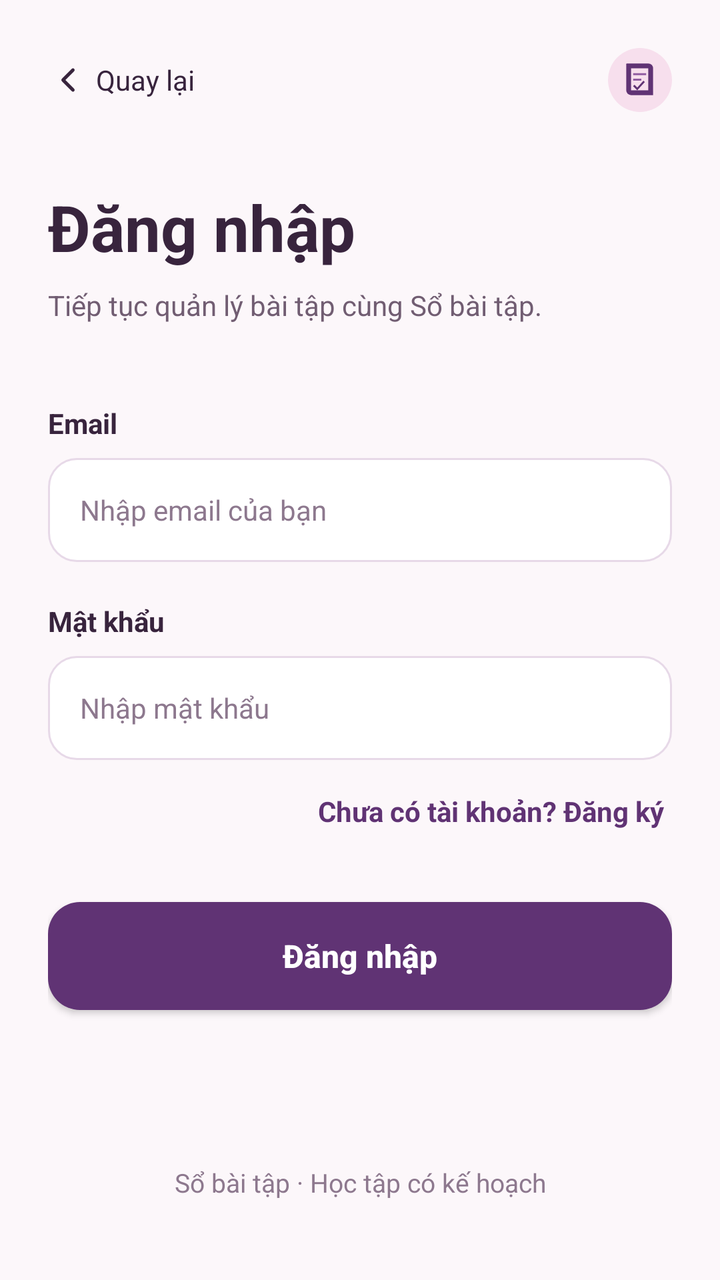
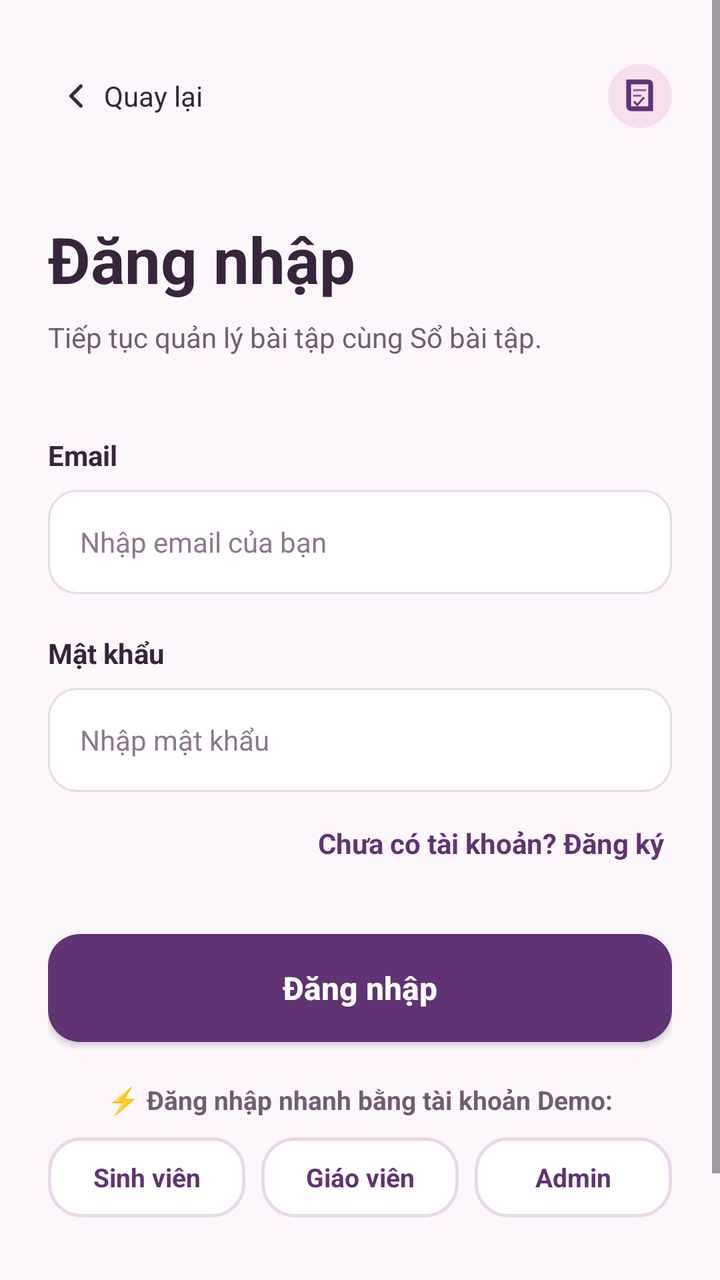

Screens rendered from an Android XML layout before and after an edit, with the pre-edit source and the edit as a unified diff.
<!-- AndroidManifest.xml: application theme Theme.QuanLyBaiTapSinhVien -->
<!-- res/layout/activity_login.xml -->
<?xml version="1.0" encoding="utf-8"?>
<ScrollView xmlns:android="http://schemas.android.com/apk/res/android"
    xmlns:app="http://schemas.android.com/apk/res-auto"
    xmlns:tools="http://schemas.android.com/tools"
    android:layout_width="match_parent"
    android:layout_height="match_parent"
    android:background="@color/bg_screen"
    android:fillViewport="true"
    tools:context=".LoginActivity">

    <androidx.constraintlayout.widget.ConstraintLayout
        android:layout_width="match_parent"
        android:layout_height="wrap_content"
        android:padding="24dp">

        
        <LinearLayout
            android:id="@+id/layoutTopBar"
            android:layout_width="match_parent"
            android:layout_height="wrap_content"
            android:gravity="center_vertical"
            android:orientation="horizontal"
            app:layout_constraintEnd_toEndOf="parent"
            app:layout_constraintStart_toStartOf="parent"
            app:layout_constraintTop_toTopOf="parent">

            
            <LinearLayout
                android:id="@+id/btnQuayLai"
                android:layout_width="wrap_content"
                android:layout_height="wrap_content"
                android:background="?android:attr/selectableItemBackgroundBorderless"
                android:clickable="true"
                android:focusable="true"
                android:gravity="center_vertical"
                android:orientation="horizontal"
                android:paddingEnd="12dp">

                <ImageView
                    android:layout_width="20dp"
                    android:layout_height="20dp"
                    android:contentDescription="Quay lại"
                    android:src="@drawable/ic_back_arrow" />

                <TextView
                    android:layout_width="wrap_content"
                    android:layout_height="wrap_content"
                    android:layout_marginStart="4dp"
                    android:text="Quay lại"
                    android:textColor="@color/text_primary"
                    android:textSize="14sp" />
            </LinearLayout>

            <View
                android:layout_width="0dp"
                android:layout_height="1dp"
                android:layout_weight="1" />

            
            <ImageView
                android:layout_width="32dp"
                android:layout_height="32dp"
                android:background="@drawable/bg_logo_card"
                android:contentDescription="@string/app_name"
                android:padding="5dp"
                android:src="@drawable/ic_app_mark" />
        </LinearLayout>

        
        <TextView
            android:id="@+id/tvTitle"
            android:layout_width="wrap_content"
            android:layout_height="wrap_content"
            android:layout_marginTop="36dp"
            android:text="Đăng nhập"
            android:textColor="@color/text_primary"
            android:textSize="32sp"
            android:textStyle="bold"
            app:layout_constraintStart_toStartOf="parent"
            app:layout_constraintTop_toBottomOf="@+id/layoutTopBar" />

        
        <TextView
            android:id="@+id/tvSubtitle"
            android:layout_width="wrap_content"
            android:layout_height="wrap_content"
            android:layout_marginTop="8dp"
            android:text="Tiếp tục quản lý bài tập cùng Sổ bài tập."
            android:textColor="@color/text_secondary"
            android:textSize="14sp"
            app:layout_constraintStart_toStartOf="parent"
            app:layout_constraintTop_toBottomOf="@+id/tvTitle" />

        
        <LinearLayout
            android:id="@+id/layoutForm"
            android:layout_width="match_parent"
            android:layout_height="wrap_content"
            android:layout_marginTop="40dp"
            android:orientation="vertical"
            app:layout_constraintEnd_toEndOf="parent"
            app:layout_constraintStart_toStartOf="parent"
            app:layout_constraintTop_toBottomOf="@+id/tvSubtitle">

            
            <TextView
                android:layout_width="wrap_content"
                android:layout_height="wrap_content"
                android:text="Email"
                android:textColor="@color/text_primary"
                android:textSize="14sp"
                android:textStyle="bold" />

            
            <EditText
                android:id="@+id/etTenDangNhap"
                android:layout_width="match_parent"
                android:layout_height="52dp"
                android:layout_marginTop="8dp"
                android:background="@drawable/bg_input_field"
                android:hint="Nhập email của bạn"
                android:inputType="textEmailAddress"
                android:paddingHorizontal="16dp"
                android:textColor="@color/text_primary"
                android:textColorHint="@color/text_hint"
                android:textSize="14sp" />

            
            <TextView
                android:layout_width="wrap_content"
                android:layout_height="wrap_content"
                android:layout_marginTop="20dp"
                android:text="Mật khẩu"
                android:textColor="@color/text_primary"
                android:textSize="14sp"
                android:textStyle="bold" />

            
            <EditText
                android:id="@+id/etMatKhau"
                android:layout_width="match_parent"
                android:layout_height="52dp"
                android:layout_marginTop="8dp"
                android:background="@drawable/bg_input_field"
                android:hint="Nhập mật khẩu"
                android:inputType="textPassword"
                android:paddingHorizontal="16dp"
                android:textColor="@color/text_primary"
                android:textColorHint="@color/text_hint"
                android:textSize="14sp" />

            
            <TextView
                android:id="@+id/tvDangKyNgay"
                android:layout_width="wrap_content"
                android:layout_height="wrap_content"
                android:layout_gravity="end"
                android:layout_marginTop="12dp"
                android:padding="4dp"
                android:text="Chưa có tài khoản? Đăng ký"
                android:textColor="@color/blue_primary"
                android:textSize="14sp"
                android:textStyle="bold" />
        </LinearLayout>

        
        <androidx.appcompat.widget.AppCompatButton
            android:id="@+id/btnThucHienDangNhap"
            android:layout_width="match_parent"
            android:layout_height="54dp"
            android:layout_marginTop="32dp"
            android:background="@drawable/bg_blue_button"
            android:text="Đăng nhập"
            android:textAllCaps="false"
            android:textColor="@color/white"
            android:textSize="16sp"
            android:textStyle="bold"
            app:layout_constraintEnd_toEndOf="parent"
            app:layout_constraintStart_toStartOf="parent"
            app:layout_constraintTop_toBottomOf="@+id/layoutForm" />

        
        <TextView
            android:id="@+id/tvFootnote"
            android:layout_width="wrap_content"
            android:layout_height="wrap_content"
            android:layout_marginTop="40dp"
            android:layout_marginBottom="16dp"
            android:text="Sổ bài tập · Học tập có kế hoạch"
            android:textColor="@color/text_hint"
            android:textSize="13sp"
            app:layout_constraintBottom_toBottomOf="parent"
            app:layout_constraintEnd_toEndOf="parent"
            app:layout_constraintStart_toStartOf="parent"
            app:layout_constraintTop_toBottomOf="@+id/btnThucHienDangNhap"
            app:layout_constraintVertical_bias="1.0" />

    </androidx.constraintlayout.widget.ConstraintLayout>
</ScrollView>
<!-- resources referenced by this layout -->
<resources>
  <color name="bg_screen">#FCF7FA</color>
  <color name="blue_primary">#603374</color>
  <color name="text_hint">#8D788E</color>
  <color name="text_primary">#38243D</color>
  <color name="text_secondary">#715D72</color>
  <color name="white">#FFFFFFFF</color>
  <!-- drawable bg_blue_button (drawable) -->
  <?xml version="1.0" encoding="utf-8"?>
  <ripple xmlns:android="http://schemas.android.com/apk/res/android"
      android:color="#33FFFFFF">
      <item>
          <shape android:shape="rectangle">
              <solid android:color="@color/blue_primary" />
              <corners android:radius="16dp" />
          </shape>
      </item>
  </ripple>
  <!-- drawable bg_input_field (drawable) -->
  <?xml version="1.0" encoding="utf-8"?>
  <shape xmlns:android="http://schemas.android.com/apk/res/android"
      android:shape="rectangle">
      <solid android:color="@color/input_bg" />
      <stroke
          android:width="1dp"
          android:color="@color/input_border" />
      <corners android:radius="14dp" />
  </shape>
  <!-- drawable bg_logo_card (drawable) -->
  <?xml version="1.0" encoding="utf-8"?>
  <shape xmlns:android="http://schemas.android.com/apk/res/android"
      android:shape="rectangle">
      <solid android:color="@color/blue_light_bg" />
      <corners android:radius="32dp" />
  </shape>
  <!-- drawable ic_app_mark (drawable) -->
  <?xml version="1.0" encoding="utf-8"?>
  <vector xmlns:android="http://schemas.android.com/apk/res/android"
      android:width="64dp" android:height="64dp"
      android:viewportWidth="64" android:viewportHeight="64">
      <path android:fillColor="#603374"
          android:pathData="M13,8h31a7,7 0,0 1,7 7v39H19a7,7 0,0 1,-7 -7V9a1,1 0,0 1,1 -1z" />
      <path android:fillColor="#F7DFED"
          android:pathData="M19,15h25v32H19z" />
      <path android:fillColor="#915CA1"
          android:pathData="M22,22h19v3H22zM22,30h12v3H22z" />
      <path android:fillColor="#603374"
          android:pathData="M24,39l4,4 9,-10 2,2 -11,12 -6,-6z" />
  </vector>
  <!-- drawable ic_back_arrow (drawable) -->
  <?xml version="1.0" encoding="utf-8"?>
  <vector xmlns:android="http://schemas.android.com/apk/res/android"
      android:width="24dp"
      android:height="24dp"
      android:viewportWidth="24"
      android:viewportHeight="24">
      <path
          android:fillColor="#00000000"
          android:pathData="M15 18l-6-6 6-6"
          android:strokeColor="@color/text_primary"
          android:strokeWidth="2"
          android:strokeLineCap="round"
          android:strokeLineJoin="round" />
  </vector>
  <string name="app_name">Sổ bài tập</string>
  <style name="Theme.QuanLyBaiTapSinhVien" parent="Base.Theme.QuanLyBaiTapSinhVien" />
  <color name="input_bg">#FFFFFF</color>
  <color name="input_border">#E7D9E8</color>
  <color name="blue_light_bg">#F7DFED</color>
  <style name="Base.Theme.QuanLyBaiTapSinhVien" parent="Theme.Material3.DayNight.NoActionBar">
          
          <item name="colorPrimary">@color/blue_primary</item>
          <item name="colorPrimaryVariant">@color/blue_primary_dark</item>
          <item name="colorOnPrimary">@color/white</item>
          <item name="android:statusBarColor">@color/bg_screen</item>
          <item name="android:windowLightStatusBar">true</item>
          <item name="android:windowBackground">@color/bg_screen</item>
      </style>
  <color name="blue_primary_dark">#4C295D</color>
</resources>

<!-- the commit's change to res/layout/activity_login.xml (unified diff, before → after) -->
@@ -6,9 +6,11 @@
     android:layout_height="match_parent"
     android:background="@color/bg_screen"
     android:fillViewport="true"
+    android:fitsSystemWindows="true"
     tools:context=".LoginActivity">
 
     <androidx.constraintlayout.widget.ConstraintLayout
+        android:id="@+id/mainLayout"
         android:layout_width="match_parent"
         android:layout_height="wrap_content"
         android:padding="24dp">
@@ -29,12 +31,16 @@
                 android:id="@+id/btnQuayLai"
                 android:layout_width="wrap_content"
                 android:layout_height="wrap_content"
+                android:minHeight="48dp"
                 android:background="?android:attr/selectableItemBackgroundBorderless"
                 android:clickable="true"
                 android:focusable="true"
                 android:gravity="center_vertical"
                 android:orientation="horizontal"
-                android:paddingEnd="12dp">
+                android:paddingStart="4dp"
+                android:paddingEnd="12dp"
+                android:paddingTop="8dp"
+                android:paddingBottom="8dp">
 
                 <ImageView
                     android:layout_width="20dp"
@@ -180,11 +186,87 @@
             app:layout_constraintTop_toBottomOf="@+id/layoutForm" />
 
         
+        <LinearLayout
+            android:id="@+id/layoutDemoAccounts"
+            android:layout_width="match_parent"
+            android:layout_height="wrap_content"
+            android:layout_marginTop="20dp"
+            android:orientation="vertical"
+            app:layout_constraintEnd_toEndOf="parent"
+            app:layout_constraintStart_toStartOf="parent"
+            app:layout_constraintTop_toBottomOf="@+id/btnThucHienDangNhap">
+
+            <TextView
+                android:layout_width="wrap_content"
+                android:layout_height="wrap_content"
+                android:layout_gravity="center_horizontal"
+                android:text="⚡ Đăng nhập nhanh bằng tài khoản Demo:"
+                android:textColor="@color/text_secondary"
+                android:textSize="13sp"
+                android:textStyle="bold" />
+
+            <LinearLayout
+                android:layout_width="match_parent"
+                android:layout_height="wrap_content"
+                android:layout_marginTop="10dp"
+                android:orientation="horizontal">
+
+                
+                <TextView
+                    android:id="@+id/btnDemoStudent"
+                    android:layout_width="0dp"
+                    android:layout_height="40dp"
+                    android:layout_marginEnd="4dp"
+                    android:layout_weight="1"
+                    android:background="@drawable/bg_outline_button"
+                    android:clickable="true"
+                    android:focusable="true"
+                    android:gravity="center"
+                    android:text="Sinh viên"
+                    android:textColor="@color/blue_primary"
+                    android:textSize="13sp"
+                    android:textStyle="bold" />
+
+                
+                <TextView
+                    android:id="@+id/btnDemoTeacher"
+                    android:layout_width="0dp"
+                    android:layout_height="40dp"
+                    android:layout_marginHorizontal="4dp"
+                    android:layout_weight="1"
+                    android:background="@drawable/bg_outline_button"
+                    android:clickable="true"
+                    android:focusable="true"
+                    android:gravity="center"
+                    android:text="Giáo viên"
+                    android:textColor="@color/blue_primary"
+                    android:textSize="13sp"
+                    android:textStyle="bold" />
+
+                
+                <TextView
+                    android:id="@+id/btnDemoAdmin"
+                    android:layout_width="0dp"
+                    android:layout_height="40dp"
+                    android:layout_marginStart="4dp"
+                    android:layout_weight="1"
+                    android:background="@drawable/bg_outline_button"
+                    android:clickable="true"
+                    android:focusable="true"
+                    android:gravity="center"
+                    android:text="Admin"
+                    android:textColor="@color/blue_primary"
+                    android:textSize="13sp"
+                    android:textStyle="bold" />
+            </LinearLayout>
+        </LinearLayout>
+
+        
         <TextView
             android:id="@+id/tvFootnote"
             android:layout_width="wrap_content"
             android:layout_height="wrap_content"
-            android:layout_marginTop="40dp"
+            android:layout_marginTop="32dp"
             android:layout_marginBottom="16dp"
             android:text="Sổ bài tập · Học tập có kế hoạch"
             android:textColor="@color/text_hint"
@@ -192,7 +274,7 @@
             app:layout_constraintBottom_toBottomOf="parent"
             app:layout_constraintEnd_toEndOf="parent"
             app:layout_constraintStart_toStartOf="parent"
-            app:layout_constraintTop_toBottomOf="@+id/btnThucHienDangNhap"
+            app:layout_constraintTop_toBottomOf="@+id/layoutDemoAccounts"
             app:layout_constraintVertical_bias="1.0" />
 
     </androidx.constraintlayout.widget.ConstraintLayout>
<!-- resource entries referenced after the edit -->
@@ -34,6 +34,20 @@
       <solid android:color="@color/blue_light_bg" />
       <corners android:radius="32dp" />
   </shape>
+  <!-- drawable bg_outline_button (drawable) -->
+  <?xml version="1.0" encoding="utf-8"?>
+  <ripple xmlns:android="http://schemas.android.com/apk/res/android"
+      android:color="#1A603374">
+      <item>
+          <shape android:shape="rectangle">
+              <solid android:color="@color/white" />
+              <stroke
+                  android:width="1.5dp"
+                  android:color="@color/input_border" />
+              <corners android:radius="16dp" />
+          </shape>
+      </item>
+  </ripple>
   <!-- drawable ic_app_mark (drawable) -->
   <?xml version="1.0" encoding="utf-8"?>
   <vector xmlns:android="http://schemas.android.com/apk/res/android"
